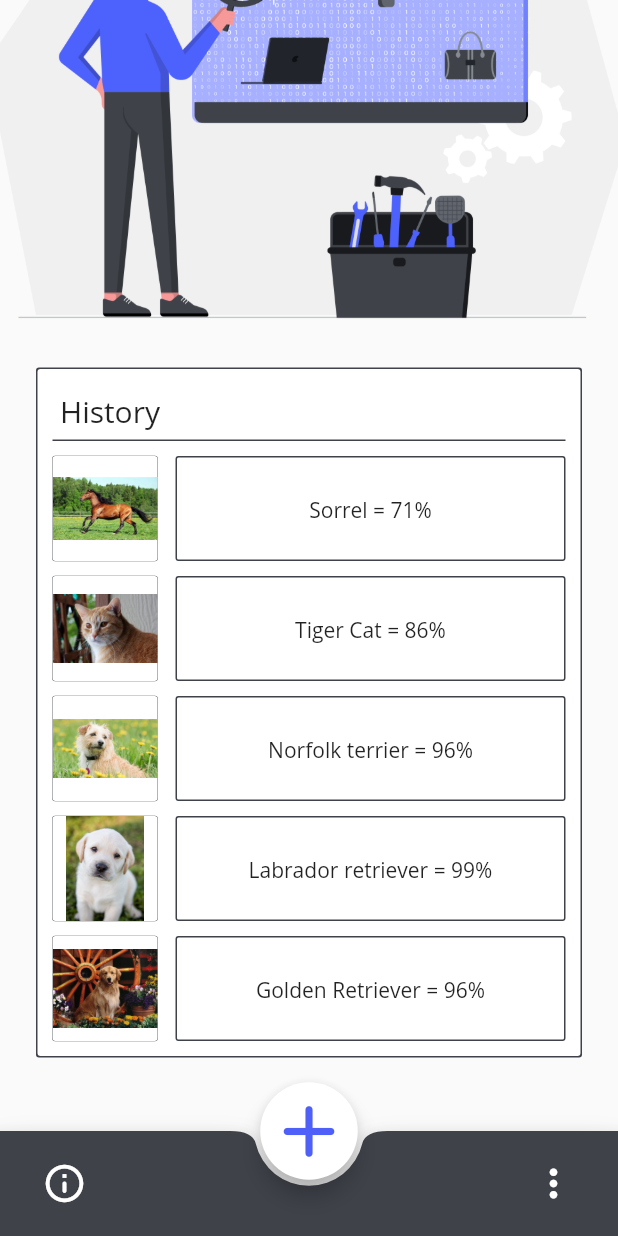
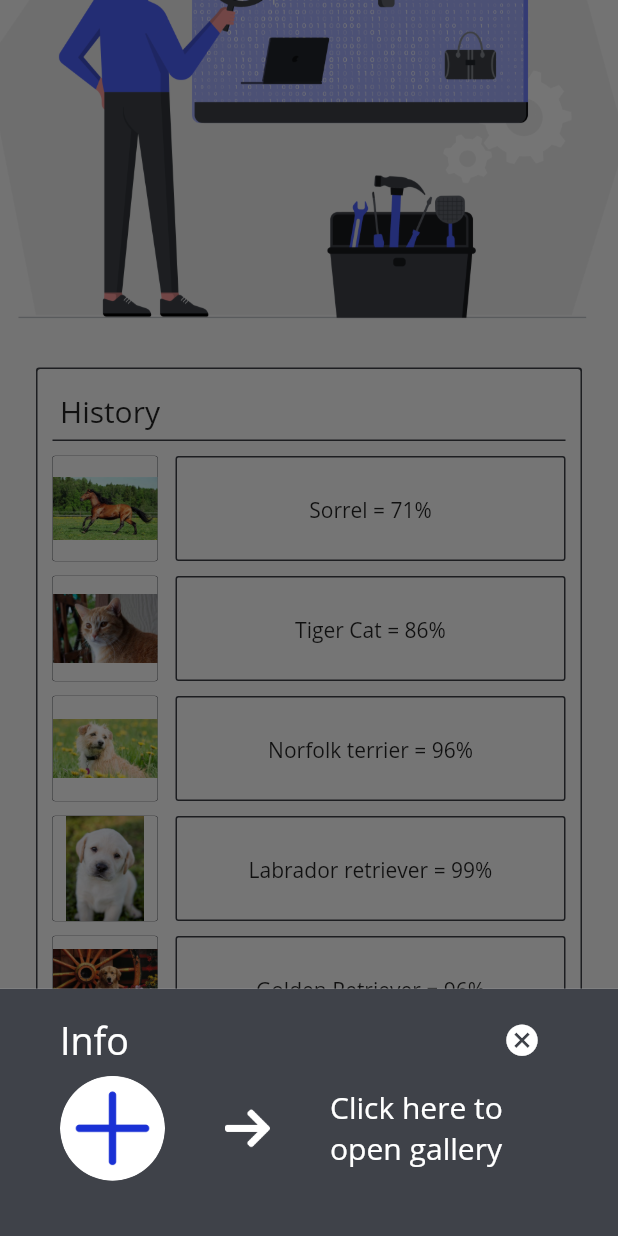
Before and after one commit to Parthvsquare/Image-Ai, a Flutter app: the screen it shows after launch, scrolled down 225 dp, after a tap on the "info outline" icon, on a phone screen of 412 x 824 dp. Run offline on Flutter 3.47's test engine with Material 2 defaults, Android fonts, the phone set to English and light mode, and no system bars; our stand-ins replace image_picker; missing offline and left inert: tflite; project files that could hold a hidden picture were left out.

Commit message:
Info done!!!!!

```diff
--- a/lib/bottomIcons.dart
+++ b/lib/bottomIcons.dart
@@ -16,11 +16,10 @@ class BottomIcons extends StatelessWidget {
           child: IconButton(
             alignment: Alignment.centerLeft,
             icon: Icon(Icons.info_outline_rounded, color: Colors.white, size: 30),
-            onPressed: () => (() {
-              //somthing need to be written
+            onPressed: () {
+              infoModalBottomSheet(context);
             }),
           ),
-        ),
         Container(
           height: 70,
           margin: EdgeInsets.only(right: 20),
@@ -137,4 +136,84 @@ class BottomIcons extends StatelessWidget {
       );
     });
     }
+    void infoModalBottomSheet(context) {
+     showModalBottomSheet(context: context, builder: (BuildContext bc){
+       return Container(
+          height: MediaQuery.of(context).size.height * .20,
+          color: PrimaryColor,
+          child: Padding(
+            padding: const EdgeInsets.fromLTRB(40, 10, 40, 10),
+            child: Column(
+              children: <Widget>[
+                Row(
+                  children: <Widget>[
+                    Text('Info',
+                            style: TextStyle(
+                            fontSize: 25,
+                            color: Colors.white,
+                            fontFamily: 'OpenSans',
+                            fontWeight: FontWeight.w400,),
+                    ),
+                    Spacer(),
+                    IconButton(
+                    icon: Icon(Icons.cancel, color: Colors.white, size: 25, ),
+                    onPressed: (){
+                      Navigator.of(context).pop();
+                    }),
+                    Divider(
+                height: 10,
+              ),
+                  ],
+                ),
+                Row(
+                  children: <Widget>[
+                  Padding(
+                    padding: const EdgeInsets.fromLTRB(0,0,40,0),
+                    child: Container(
+                      width: 70,
+                      height: 70,
+                      decoration: BoxDecoration(
+	                  shape: BoxShape.circle,
+                      image: DecorationImage(
+                        image: AssetImage('assets/plus.png'),
+	                  fit: BoxFit.fill
+                	  ),
+                	  ),
+                    ),
+                  ),
+                  Padding(
+                    padding: const EdgeInsets.fromLTRB(0, 0, 40, 0),
+                    child: Container(
+                      width: 30,
+                      height: 30,
+                      decoration: BoxDecoration(
+                      image: DecorationImage(
+                        image: AssetImage('assets/right-arrow.png'),
+	                  fit: BoxFit.fill
+                	  ),
+                	  ),
+                    ),
+                  ),
+                  Flexible(
+                  child: Text('Click here to open gallery',
+                            style: TextStyle(
+                            fontSize: 20,
+                            color: Colors.white,
+                            fontFamily: 'OpenSans',
+                            fontWeight: FontWeight.w400,),
+                    ),)
+                  ]
+
+                ),
+
+              ],
+            ),
+
+          ),
+
+        );
+
+     });
+     }
+
 }
--- a/pubspec.yaml
+++ b/pubspec.yaml
@@ -63,6 +63,8 @@ flutter:
     - assets/Parth.png
     - assets/Suman.png
     - assets/Dhiren.png
+    - assets/plus.png
+    - assets/right-arrow.png
   #   - images/a_dot_burr.jpeg
   #   - images/a_dot_ham.jpeg
 
```
Also changed, not shown: assets/plus.png (added), assets/right-arrow.png (added).
